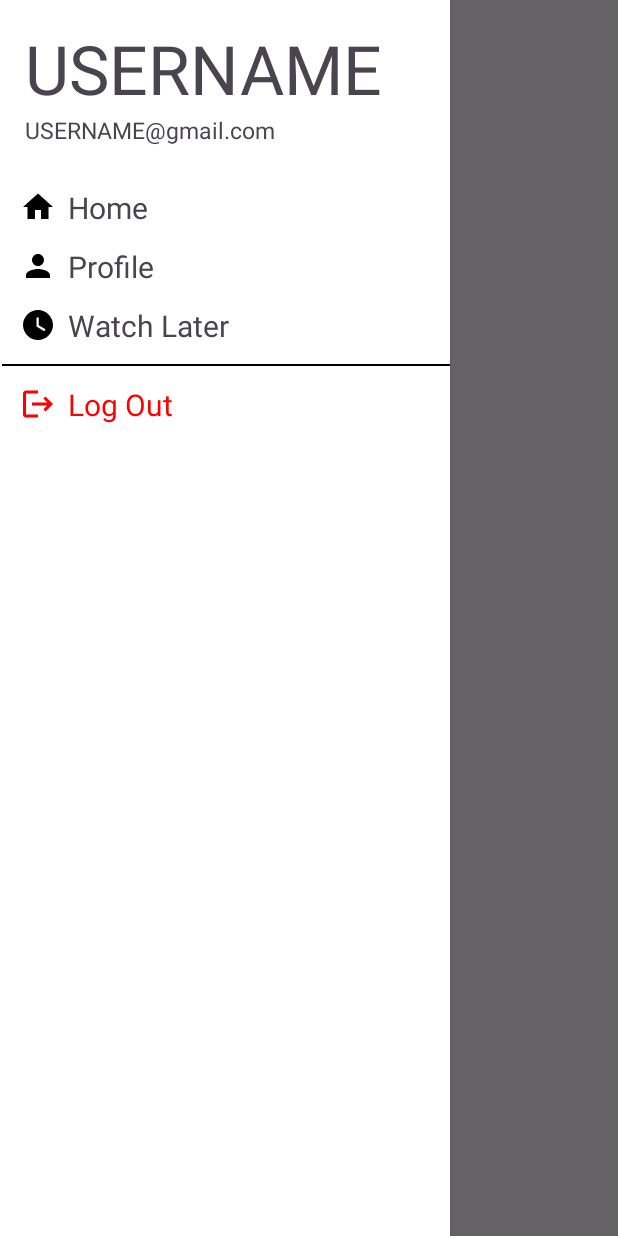
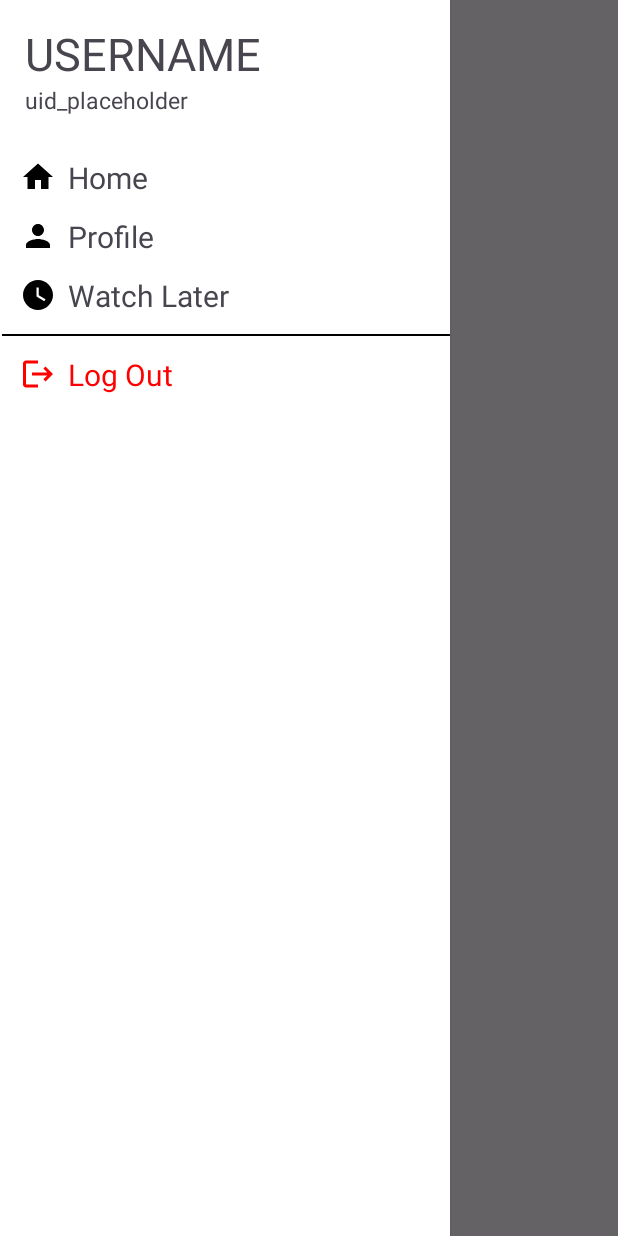
Before and after one commit to MAD2023-Team3/filmspace, an Android app: the screen it shows after launch once a user with an empty profile is signed in (MainActivity), with the side drawer open, on a phone screen of 412 x 824 dp. Run offline under Robolectric (Android 15) with nearby library versions, the phone set to English and light mode, and no system bars; our stand-ins replace Firebase (no records; nobody signed in at launch, a user with empty details on screens opened directly); pictures from the network do not load.

Commit message:
implemented username for user

```diff
--- a/app/src/main/res/layout/nav_drawer.xml
+++ b/app/src/main/res/layout/nav_drawer.xml
@@ -23,18 +23,18 @@
             android:padding="15dp">
             <!-- username placeholder -->
             <TextView
+                android:id="@+id/profile_username"
+                android:layout_width="wrap_content"
+                android:layout_height="wrap_content"
+                android:text="USERNAME"
+                android:textSize="30dp" />
+            <!-- email placeholder -->
+            <TextView
+                android:id="@+id/profile_uid"
                 android:layout_width="match_parent"
                 android:layout_height="wrap_content"
-                android:text="USERNAME"
-                android:textSize="45dp"
-                android:id="@+id/profile_username"/>
-            <!-- email placeholder -->
-            <TextView
-                android:layout_width="match_parent"
-                android:layout_height="wrap_content"
-                android:text="USERNAME@gmail.com"
-                android:id="@+id/email_profile"
-                android:textSize="15dp"/>
+                android:text="uid_placeholder"
+                android:textSize="15dp" />
         </LinearLayout>
 
         <!-- home button -->
--- a/app/src/main/res/values/strings.xml
+++ b/app/src/main/res/values/strings.xml
@@ -6,14 +6,14 @@
     <string name="click_to_login">click to login</string>
     <string name="email_hint">email: </string>
     <string name="password_hint">password: </string>
+    <string name="username_hint">username: </string>
 
     <!-- activity_login strings -->
     <string name="login_title">Login</string>
     <string name="email_title">Email:</string>
     <string name="password_title">Password:</string>
     <string name="click_to_register">click to register</string>
-    <!-- TODO: Remove or change this placeholder text -->
-    <string name="hello_blank_fragment">Hello blank fragment</string>
+
     <!-- navbar strings -->
     <string name="navbar_title">Filmspace</string>
 </resources>
```
Also changed, not shown: app/src/main/AndroidManifest.xml (+5 -5 lines), app/src/main/java/sg/edu/np/mad/moviespaceapp/Register.java (+9 -3 lines), app/src/main/res/layout/activity_register.xml (+12 -0 lines).
